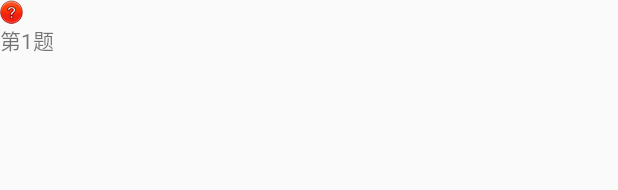
After one commit to JDHDV/JKBD, an Android app: the layout item_que.xml on its own in the app's theme, with its tools: preview values and no code run, on a phone screen of 412 x 824 dp. The commit adds this screen. Shown: the top 190 px of the screen. Run offline under Robolectric (Android 15) with nearby library versions, the phone set to English and light mode, and no system bars.

Commit message:
添加Gallery控件，显示所有题号的功能

```diff
--- /dev/null
+++ b/app/src/main/res/layout/item_que.xml
@@ -0,0 +1,17 @@
+<?xml version="1.0" encoding="utf-8"?>
+<LinearLayout xmlns:android="http://schemas.android.com/apk/res/android"
+    android:orientation="vertical"
+    android:layout_width="match_parent"
+    android:layout_height="match_parent">
+<ImageView
+    android:id="@+id/img_img"
+    android:layout_width="wrap_content"
+    android:layout_height="wrap_content"
+    android:src="@mipmap/ques24x24"
+    />
+    <TextView
+        android:id="@+id/tv_no"
+        android:layout_width="wrap_content"
+        android:layout_height="wrap_content"
+        android:text="第1题"/>
+</LinearLayout>
```
Also changed, not shown: app/src/main/java/com/example/administrator/jkbd/activity/ExamActivity.java (+15 -0 lines), app/src/main/java/com/example/administrator/jkbd/view/QuestionAdapter.java (added, +52 -0 lines), app/src/main/res/layout/activity_examstart.xml (+8 -1 lines), app/src/main/res/mipmap-hdpi/answer24x24.png (added), app/src/main/res/mipmap-hdpi/ques24x24.png (added).
